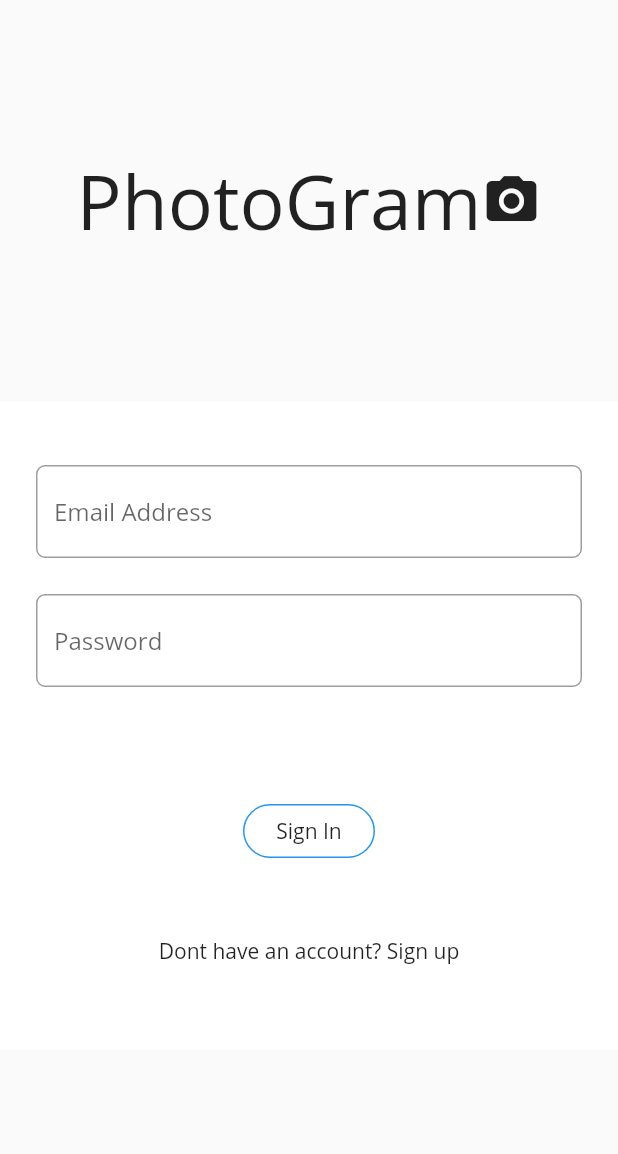
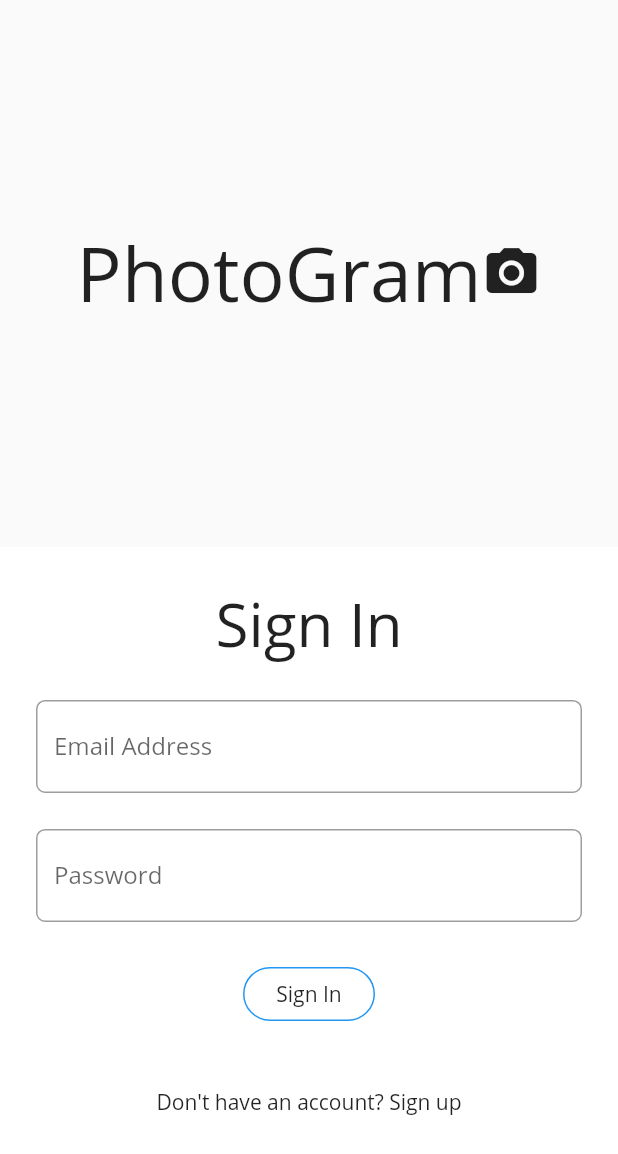
Before and after one commit to hargun79/PhotoGram-InstagramClone, a Flutter app: the screen it shows after launch, on a phone screen of 412 x 824 dp. Shown: the top 1154 px of the screen. Run offline on Flutter 3.47's test engine with Material 2 defaults, Android fonts, the phone set to English and light mode, and no system bars; our stand-ins replace cloud_firestore, firebase_auth, flutter_svg; accounts and stored records are empty.

Commit message:
Removed bugs

```diff
--- a/lib/screens/signup_route.dart
+++ b/lib/screens/signup_route.dart
@@ -21,10 +21,11 @@ class SignUpRoute extends StatelessWidget {
   Widget build(BuildContext context) {
     return Scaffold(
       key: _scaffoldKey,
-      body: Column(
+      body: Container(
+        child: Column(
           children: <Widget>[
             SizedBox(
-            height: 100,
+              height: MediaQuery.of(context).size.height * 0.18,
             ),
             Row(
               mainAxisAlignment: MainAxisAlignment.center,
@@ -40,10 +41,11 @@ class SignUpRoute extends StatelessWidget {
               ],
             ),
             SizedBox(
-            height: 100,
+              height: MediaQuery.of(context).size.height * 0.18,
             ),
             SignUpScreen(_setLoggedIn)
           ],
+        ),
       ),
     );
   }
@@ -69,10 +71,17 @@ class SignUpScreenState extends State<SignUpScreen> {
       child: ListView(
         children: <Widget>[
           Container(
-            padding: EdgeInsets.symmetric(horizontal: 24.0, vertical: 42.0),
+            padding: EdgeInsets.symmetric(horizontal: 24.0, vertical: 24.0),
             color: Colors.white,
             child: Column(
               children: <Widget>[
+                Text(
+                  _nameFieldIsVisible ? "Sign Up" : "Sign In",
+                  style: TextStyle(fontSize: 40, fontWeight: FontWeight.w100),
+                ),
+                SizedBox(
+                  height: 24.0,
+                ),
                 TextField(
                   controller: emailController,
                   keyboardType: TextInputType.emailAddress,
@@ -117,7 +126,7 @@ class SignUpScreenState extends State<SignUpScreen> {
                   ),
                 ),
                 SizedBox(
-                  height: 24.0,
+                  height: _nameFieldIsVisible ? 24.0 : 0,
                 ),
                 Visibility(
                   visible: _nameFieldIsVisible ? true : false,
@@ -133,7 +142,7 @@ class SignUpScreenState extends State<SignUpScreen> {
                   ),
                 ),
                 SizedBox(
-                  height: 24.0,
+                  height: _nameFieldIsVisible ? 24.0 : 0,
                 ),
                 Visibility(
                   visible: _nameFieldIsVisible ? true : false,
@@ -147,6 +156,9 @@ class SignUpScreenState extends State<SignUpScreen> {
                             borderRadius:
                                 BorderRadius.all(Radius.circular(6.0)))),
                   ),
+                ),
+                SizedBox(
+                  height: _nameFieldIsVisible ? 24.0 : 0,
                 ),
                 FlatButton(
                     shape: RoundedRectangleBorder(
@@ -167,22 +179,29 @@ class SignUpScreenState extends State<SignUpScreen> {
                               emailController.text,
                               passwordController.text,
                               widget._setLoggedIn);
+                      FocusScope.of(context).unfocus();
                       Timer(Duration(seconds: 3), () {
                         nameController.clear();
                         passwordController.clear();
                         emailController.clear();
                         profileImageUrlController.clear();
                         descriptionController.clear();
+                        _displaySnackBar(BuildContext context) {
+                          final snackBar =
+                              SnackBar(content: Text('Something went wrong!'));
+                          _scaffoldKey.currentState.showSnackBar(snackBar);
+                        }
+
+                        _displaySnackBar(context);
                       });
-                  },
-                ),
+                    }),
                 SizedBox(
-                  height: 32.0,
+                  height: 24.0,
                 ),
                 FlatButton(
                   child: Text(_nameFieldIsVisible == true
                       ? "Already have an account? Sign in"
-                      : "Dont have an account? Sign up"),
+                      : "Don't have an account? Sign up"),
                   onPressed: () {
                     setState(() {
                       _nameFieldIsVisible = !_nameFieldIsVisible;
@@ -196,9 +215,4 @@ class SignUpScreenState extends State<SignUpScreen> {
       ),
     );
   }
-
-  _displaySnackBar(BuildContext context) {
-    final snackBar = SnackBar(content: Text('$errorMessage'));
-    _scaffoldKey.currentState.showSnackBar(snackBar);
 }
-}
--- a/lib/ui/comment_bar.dart
+++ b/lib/ui/comment_bar.dart
@@ -29,7 +29,7 @@ void getCurrentUser() async {
 }
 
 class CommentsBar extends StatefulWidget {
-  final String _commentCount;
+  String _commentCount;
   final String _id;
 
   CommentsBar(this._id, this._commentCount);
@@ -113,6 +113,7 @@ class CommentsBarState extends State<CommentsBar> {
                         .updateData({'commentCount': commentCount2.toString()});
                     FocusScope.of(context).unfocus();
                     _controller.clear();
+                    widget._commentCount = commentCount2.toString();
                   });
                 },
               ),
--- a/lib/ui/main_feed_row_like_button.dart
+++ b/lib/ui/main_feed_row_like_button.dart
@@ -3,6 +3,7 @@ import 'package:flutter_svg/flutter_svg.dart';
 import 'package:cloud_firestore/cloud_firestore.dart';
 import '../screens/post_details_route.dart';
 import 'package:provider/provider.dart';
+import 'like_bar.dart';
 
 String likeCount1;
 int likeCount2;
@@ -11,7 +12,7 @@ final pageKey = GlobalKey<MainFeedPostDetailsPageState>();
 
 class LikeButton extends StatefulWidget {
   final String postId;
-  final String likeCount;
+  String likeCount;
   LikeButton(this.postId, this.likeCount);
   @override
   State<StatefulWidget> createState() {
--- a/lib/utils/authenticate.dart
+++ b/lib/utils/authenticate.dart
@@ -17,7 +17,7 @@ Future<bool> isLoggedIn() async {
   return _user != null;
 }
 
-Future<bool> signUpWithEmail(String name, String email, String password,
+Future<dynamic> signUpWithEmail(String name, String email, String password,
     String profileImageUrl, String description, Function setLoggedIn) async {
   bool success = false;
   try {
```
Lines whose indentation alone changed are shown as unchanged.
